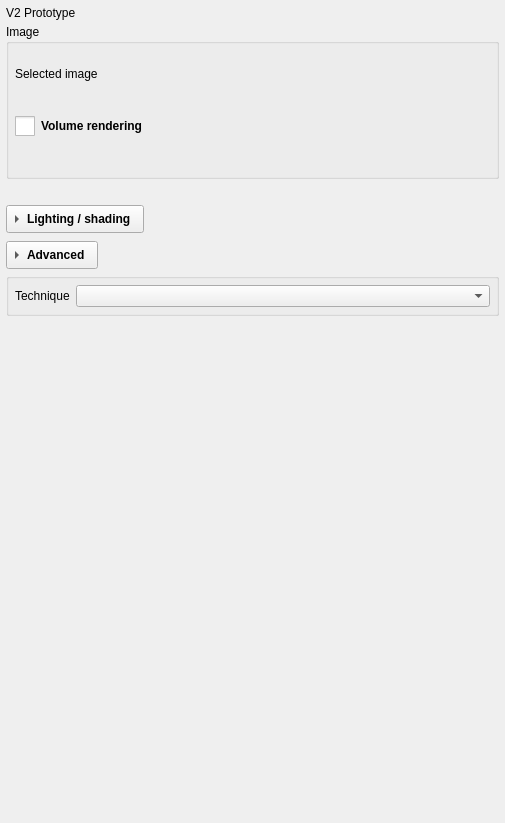
MITK/MITK, file Plugins/org.mitk.gui.qt.volumevisualization_v2/src/internal/QmitkVolumeVisualizationV2View.ui: the form before one commit.
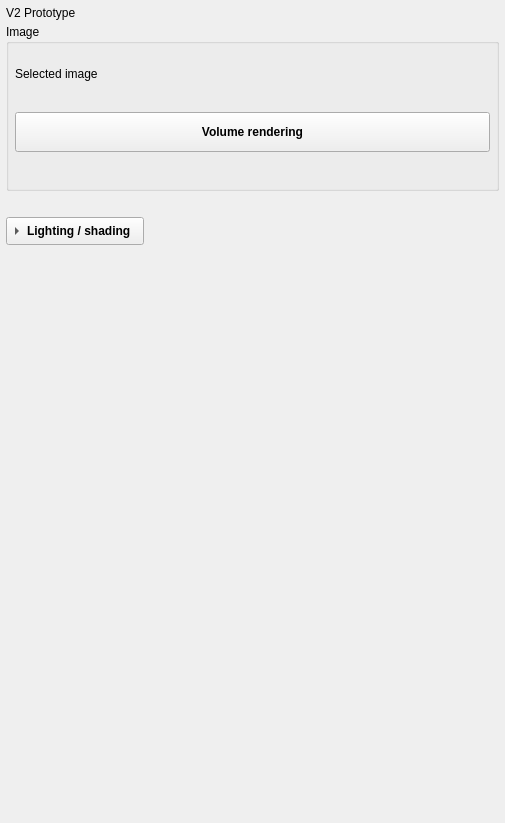
The form after the commit. Custom widgets are drawn as their Qt base class.

```diff
--- a/Plugins/org.mitk.gui.qt.volumevisualization_v2/src/internal/QmitkVolumeVisualizationV2View.ui
+++ b/Plugins/org.mitk.gui.qt.volumevisualization_v2/src/internal/QmitkVolumeVisualizationV2View.ui
@@ -136,7 +136,7 @@
        </spacer>
       </item>
       <item row="2" column="0" colspan="3">
-       <widget class="QCheckBox" name="enableRenderingCB">
+       <widget class="QPushButton" name="enableRenderingButton">
         <property name="sizePolicy">
          <sizepolicy hsizetype="Preferred" vsizetype="Fixed">
           <horstretch>0</horstretch>
@@ -146,7 +146,7 @@
         <property name="minimumSize">
          <size>
           <width>0</width>
-          <height>28</height>
+          <height>40</height>
          </size>
         </property>
         <property name="font">
@@ -154,12 +154,18 @@
           <bold>true</bold>
          </font>
         </property>
-        <property name="styleSheet">
-         <string notr="true">QCheckBox::indicator { width: 20px; height: 20px; }</string>
-        </property>
         <property name="text">
          <string>Volume rendering</string>
         </property>
+        <property name="iconSize">
+         <size>
+          <width>20</width>
+          <height>20</height>
+         </size>
+        </property>
+        <property name="checkable">
+         <bool>true</bool>
+        </property>
        </widget>
       </item>
       <item row="3" column="0" colspan="3">
@@ -233,89 +239,6 @@
    <item>
     <widget class="QmitkVolumeLightingWidget" name="lightingWidget" native="true"/>
    </item>
-   <item alignment="Qt::AlignLeft">
-    <widget class="QToolButton" name="advancedExpandButton">
-     <property name="sizePolicy">
-      <sizepolicy hsizetype="Expanding" vsizetype="Fixed">
-       <horstretch>0</horstretch>
-       <verstretch>0</verstretch>
-      </sizepolicy>
-     </property>
-     <property name="minimumSize">
-      <size>
-       <width>0</width>
-       <height>28</height>
-      </size>
-     </property>
-     <property name="font">
-      <font>
-       <bold>true</bold>
-      </font>
-     </property>
-     <property name="text">
-      <string>Advanced</string>
-     </property>
-     <property name="iconSize">
-      <size>
-       <width>16</width>
-       <height>16</height>
-      </size>
-     </property>
-     <property name="checkable">
-      <bool>true</bool>
-     </property>
-     <property name="toolButtonStyle">
-      <enum>Qt::ToolButtonStyle::ToolButtonTextBesideIcon</enum>
-     </property>
-     <property name="arrowType">
-      <enum>Qt::ArrowType::RightArrow</enum>
-     </property>
-    </widget>
-   </item>
-   <item>
-    <widget class="QGroupBox" name="advancedPanel">
-     <property name="sizePolicy">
-      <sizepolicy hsizetype="Preferred" vsizetype="Fixed">
-       <horstretch>0</horstretch>
-       <verstretch>0</verstretch>
-      </sizepolicy>
-     </property>
-     <property name="title">
-      <string/>
-     </property>
-     <layout class="QGridLayout" name="advancedLayout" columnstretch="0,100">
-      <property name="leftMargin">
-       <number>6</number>
-      </property>
-      <property name="topMargin">
-       <number>6</number>
-      </property>
-      <property name="rightMargin">
-       <number>6</number>
-      </property>
-      <property name="bottomMargin">
-       <number>6</number>
-      </property>
-      <property name="verticalSpacing">
-       <number>4</number>
-      </property>
-      <item row="0" column="0">
-       <widget class="QLabel" name="techniqueLabel">
-        <property name="text">
-         <string>Technique</string>
-        </property>
-       </widget>
-      </item>
-      <item row="0" column="1">
-       <widget class="QComboBox" name="techniqueComboBox">
-        <property name="toolTip">
-         <string>How the samples along each viewing ray are combined into one pixel. Composite is the only one that builds up a three-dimensional image, and the only one any lighting applies to; the rest flatten each ray to a single value and read as a projection radiograph.</string>
-        </property>
-       </widget>
-      </item>
-     </layout>
-    </widget>
-   </item>
    <item>
     <spacer name="verticalSpacer">
      <property name="orientation">
```
Left out of the diff: 2 changed lines with no effect on the pictures.
